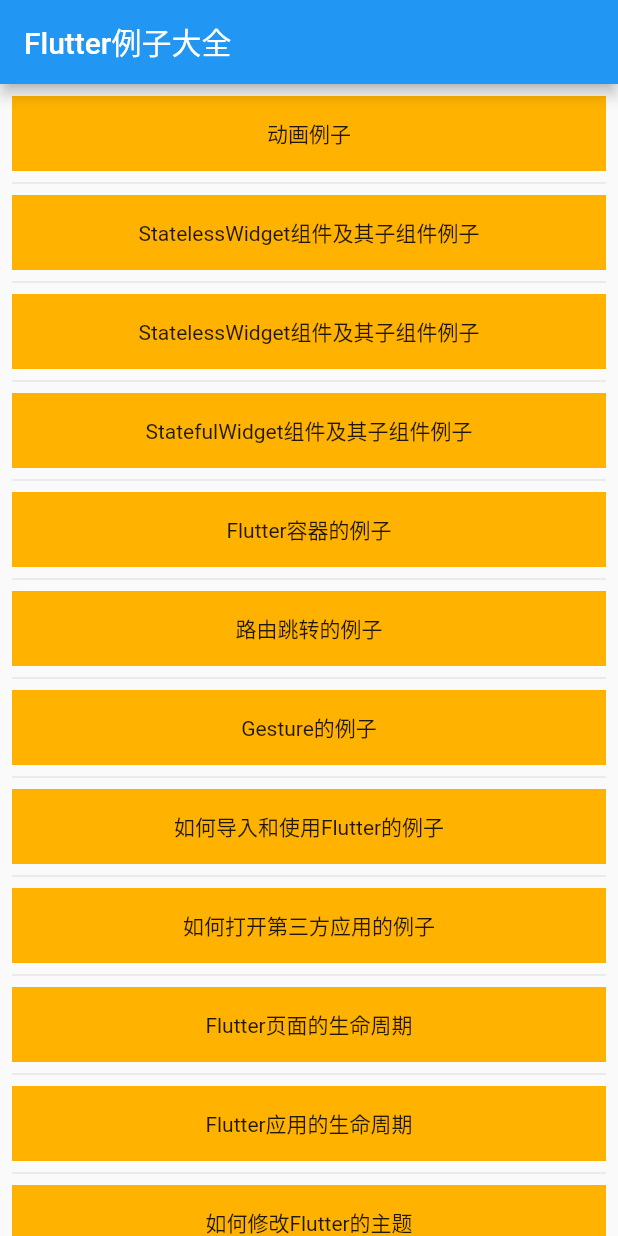
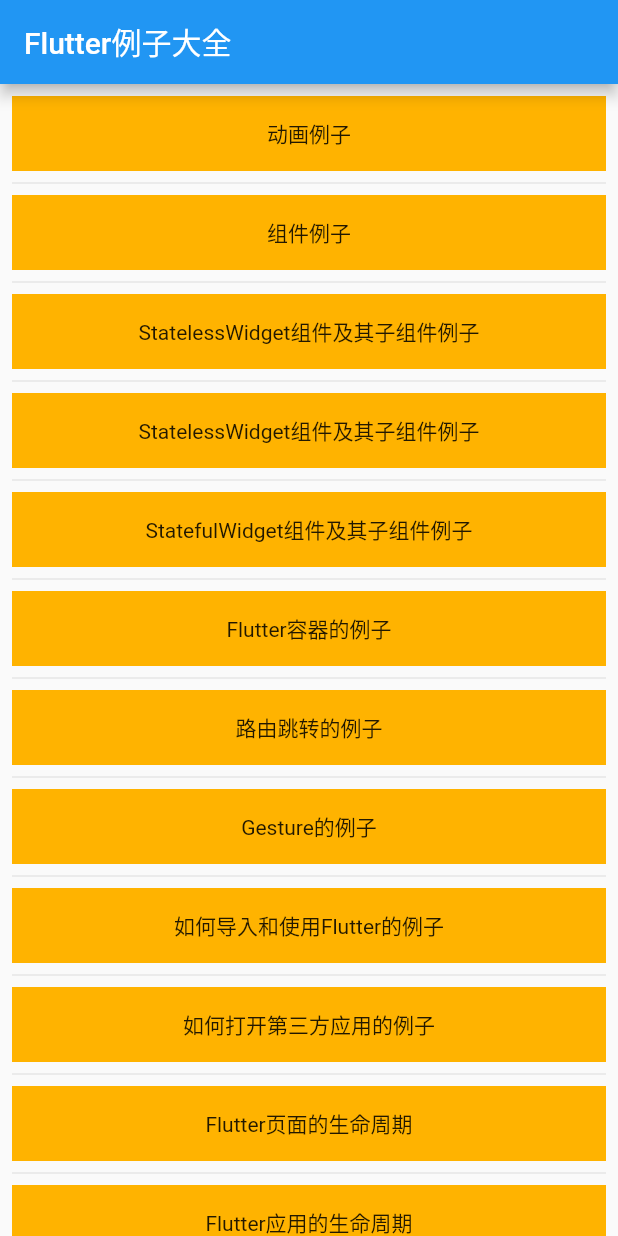
Before and after one commit to cdxone/flutter_app, a Flutter app: the screen it shows after launch, on a phone screen of 412 x 824 dp. Run offline on Flutter 3.47's test engine with Material 2 defaults, Android fonts, the phone set to English and light mode, and no system bars; our stand-ins replace cached_network_image, image_picker, transparent_image.

Commit message:
Scafford + TabView实现导航栏效果。

```diff
--- a/lib/main.dart
+++ b/lib/main.dart
@@ -9,6 +9,7 @@
 import 'package:flutter_app/statefull_widget_demo.dart';
 import 'package:flutter_app/stateless_widget_demo.dart';
 import 'package:flutter_app/utils/toast.dart';
+import 'package:flutter_app/widget_demo.dart';
 
 import 'ChangeFontDemo.dart';
 import 'app_life_cycle_demo.dart';
@@ -31,6 +32,7 @@
 class _MyApp extends State<MyApp> {
   final List<Map> entries = [
     {'title': '动画例子', 'route': AnimationDemo()},
+    {'title': '组件例子', 'route': WidgetDemo()},
     {'title': 'StatelessWidget组件及其子组件例子', 'route': StatefulWidgetDemo2()},
     {'title': 'StatelessWidget组件及其子组件例子', 'route': StatelessWidgetDemo()},
     {'title': 'StatefulWidget组件及其子组件例子', 'route': StatefulWidgetDemo()},
--- /dev/null
+++ b/lib/scafford_demo.dart
@@ -0,0 +1,17 @@
+import 'package:flutter_app/open_other_app.dart';
+import 'package:flutter_app/scafford_tabbar.dart';
+import 'package:flutter_app/scafford_tabbar_demo2.dart';
+import 'package:flutter_app/view/my_list_view.dart';
+
+class ScaffoldDemo extends MyListViewPage {
+
+
+  static String pageTitle = 'Scafford的例子';
+  static List<Map> items = [
+    {'title': 'Scaffold实现顶部导航例子', 'route': ScaffoldTabBarDemo()},
+    {'title': 'Scaffold实现顶部导航例子2', 'route': ScaffoldTabBarDemo2()},
+  ];
+
+  ScaffoldDemo() : super(pageTitle, items);
+
+}
--- /dev/null
+++ b/lib/scafford_tabbar.dart
@@ -0,0 +1,42 @@
+import 'package:flutter/cupertino.dart';
+import 'package:flutter/material.dart';
+
+class ScaffoldTabBarDemo extends StatefulWidget {
+  @override
+  _ScaffoldTabBarDemoState createState() => _ScaffoldTabBarDemoState();
+}
+
+class _ScaffoldTabBarDemoState extends State<ScaffoldTabBarDemo> with SingleTickerProviderStateMixin{
+  TabController _tabController; //需要定义一个Controller
+  List tabs = ["新闻", "历史", "图片"];
+
+  @override
+  void initState() {
+    super.initState();
+    _tabController = TabController(length: tabs.length, vsync: this);
+  }
+
+  @override
+  Widget build(BuildContext context) {
+    return MaterialApp(
+      title: 'Scafford_TabBar的例子',
+      theme: ThemeData(
+        primarySwatch: Colors.blue
+      ),
+      home: Scaffold(
+        appBar: AppBar(
+          title: Text('Scafford_TabBar的例子'),
+          bottom: TabBar(
+            controller: _tabController,
+            isScrollable: true,
+            tabs: tabs.map((e) => Tab(text: e)).toList()
+          ),
+        ),
+        body: TabBarView(
+          controller: _tabController,
+          children: tabs.map((e) => Tab(text: e)).toList(),
+        ),
+      ),
+    );
+  }
+}
--- /dev/null
+++ b/lib/scafford_tabbar_demo2.dart
@@ -0,0 +1,75 @@
+import 'package:flutter/cupertino.dart';
+import 'package:flutter/material.dart';
+
+class ScaffoldTabBarDemo2 extends StatefulWidget {
+  @override
+  _ScaffoldTabBarDemo2State createState() => _ScaffoldTabBarDemo2State();
+}
+
+class _ScaffoldTabBarDemo2State extends State<ScaffoldTabBarDemo2> {
+  String title = 'Scafford+TabBar实现切换Tab效果';
+
+  @override
+  Widget build(BuildContext context) {
+    return MaterialApp(
+      title: title,
+      theme: ThemeData(primarySwatch: Colors.blue),
+      // 可以采用DefaultTabController来包裹Scaffold
+      home: DefaultTabController(length: choices.length, child: Scaffold(
+        appBar: AppBar(
+          title: Text(title),
+          bottom: TabBar(
+            isScrollable: true,
+            tabs: choices.map((Choice choice){
+              return Tab(
+                text: choice.title,
+                icon: Icon(choice.icon),
+                );
+            }).toList(),
+          ),
+        ),
+        body: TabBarView(
+          children: choices.map((Choice choice){
+            return Padding(
+              padding: EdgeInsets.all(16.0),
+              child: ChoiceCard(choice),
+            );
+          }).toList(),
+        ),
+      )),
+    );
+  }
+}
+
+class Choice {
+  final String title;
+  final IconData icon;
+
+  const Choice(this.title, this.icon);
+}
+
+const List<Choice> choices = const <Choice>[
+  const Choice('汽车', Icons.directions_car),
+  const Choice('自行车', Icons.directions_bike),
+  const Choice('船', Icons.directions_boat),
+  const Choice('公共汽车', Icons.directions_bus),
+  const Choice('走路', Icons.directions_walk),
+];
+
+
+class ChoiceCard extends StatelessWidget{
+  final Choice choice;
+  ChoiceCard(this.choice);
+
+  @override
+  Widget build(BuildContext context) {
+    return Center(
+      child: Column(
+        children: <Widget>[
+          Icon(choice.icon),
+          Text(choice.title)
+        ],
+      ),
+    );
+  }
+}
--- a/lib/view/my_list_view.dart
+++ b/lib/view/my_list_view.dart
@@ -4,8 +4,8 @@
 
 /// 封装了ListView点击的效果
 class MyListViewPage extends StatefulWidget {
-  String _title;
-  List<Map> entries;
+   final String _title;
+   final List<Map> entries;
 
   MyListViewPage(this._title, this.entries);
 
--- /dev/null
+++ b/lib/widget_demo.dart
@@ -0,0 +1,12 @@
+import 'package:flutter_app/scafford_demo.dart';
+import 'package:flutter_app/view/my_list_view.dart';
+
+class WidgetDemo extends MyListViewPage {
+
+  static String pageTitle = '组件的例子';
+  static List<Map> items = [
+    {'title': 'Scafford', 'route': ScaffoldDemo()},
+  ];
+
+  WidgetDemo() : super(pageTitle, items);
+}
```
